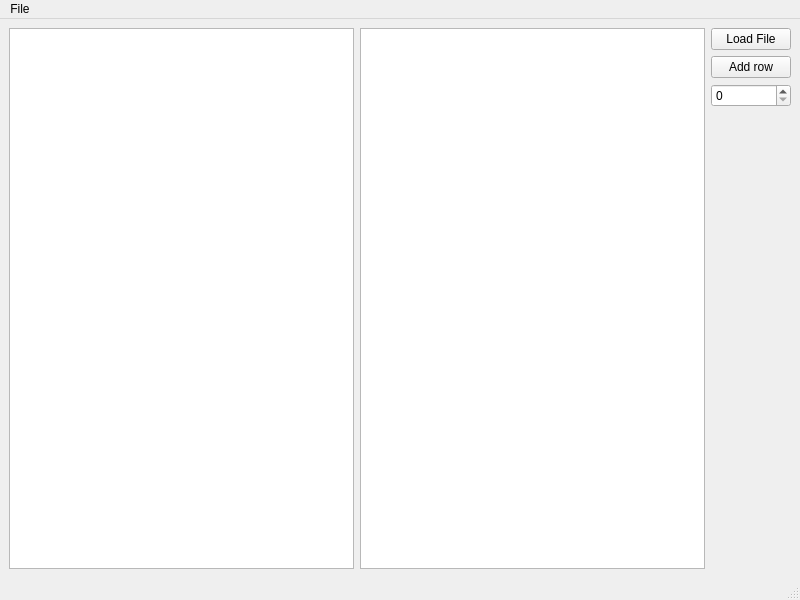
Old version of the form src/ex_modelview/mainwindow.ui in the repository dsba-z/week18cpp2021-modelview.
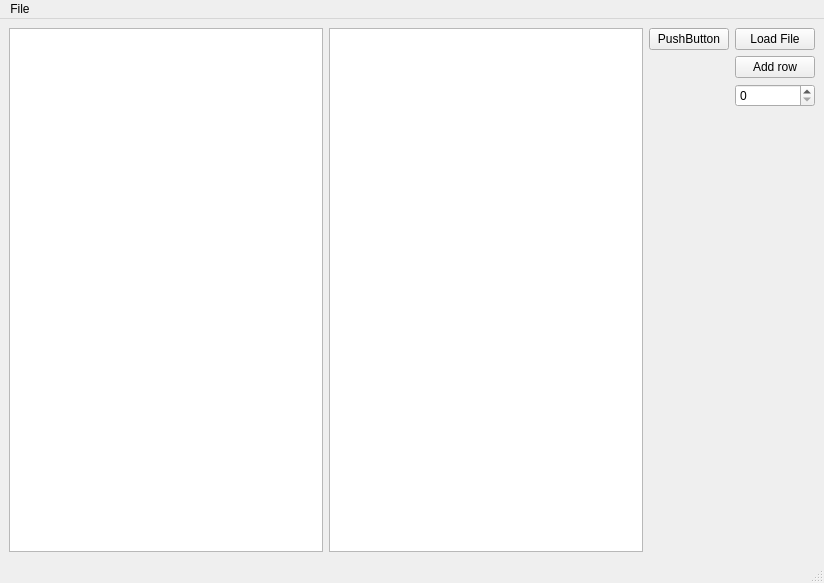
New version of the form.

The edit to the form file:
```diff
--- a/src/ex_modelview/mainwindow.ui
+++ b/src/ex_modelview/mainwindow.ui
@@ -6,8 +6,8 @@
    <rect>
     <x>0</x>
     <y>0</y>
-    <width>800</width>
-    <height>600</height>
+    <width>824</width>
+    <height>583</height>
    </rect>
   </property>
   <property name="windowTitle">
@@ -15,24 +15,28 @@
   </property>
   <widget class="QWidget" name="centralwidget">
    <layout class="QGridLayout" name="gridLayout">
-    <item row="4" column="3">
-     <widget class="QPushButton" name="loadButton">
-      <property name="text">
-       <string>Load File</string>
+    <item row="6" column="5">
+     <widget class="QSpinBox" name="spinBox">
+      <property name="maximum">
+       <number>999</number>
       </property>
      </widget>
     </item>
-    <item row="5" column="3">
+    <item row="5" column="5">
      <widget class="QPushButton" name="addRowButton">
       <property name="text">
        <string>Add row</string>
       </property>
      </widget>
     </item>
-    <item row="4" column="1" rowspan="4">
-     <widget class="QTableView" name="tableView"/>
+    <item row="4" column="5">
+     <widget class="QPushButton" name="loadButton">
+      <property name="text">
+       <string>Load File</string>
+      </property>
+     </widget>
     </item>
-    <item row="7" column="3">
+    <item row="7" column="5">
      <spacer name="verticalSpacer">
       <property name="orientation">
        <enum>Qt::Vertical</enum>
@@ -45,11 +49,18 @@
       </property>
      </spacer>
     </item>
-    <item row="4" column="2" rowspan="4">
+    <item row="4" column="3" rowspan="4">
      <widget class="QTableView" name="tableDetailsView"/>
     </item>
-    <item row="6" column="3">
-     <widget class="QSpinBox" name="spinBox"/>
+    <item row="4" column="1" rowspan="4">
+     <widget class="QTableView" name="tableView"/>
+    </item>
+    <item row="4" column="4">
+     <widget class="QPushButton" name="pushButton">
+      <property name="text">
+       <string>PushButton</string>
+      </property>
+     </widget>
     </item>
    </layout>
   </widget>
@@ -58,7 +69,7 @@
     <rect>
      <x>0</x>
      <y>0</y>
-     <width>800</width>
+     <width>824</width>
      <height>23</height>
     </rect>
    </property>
```
